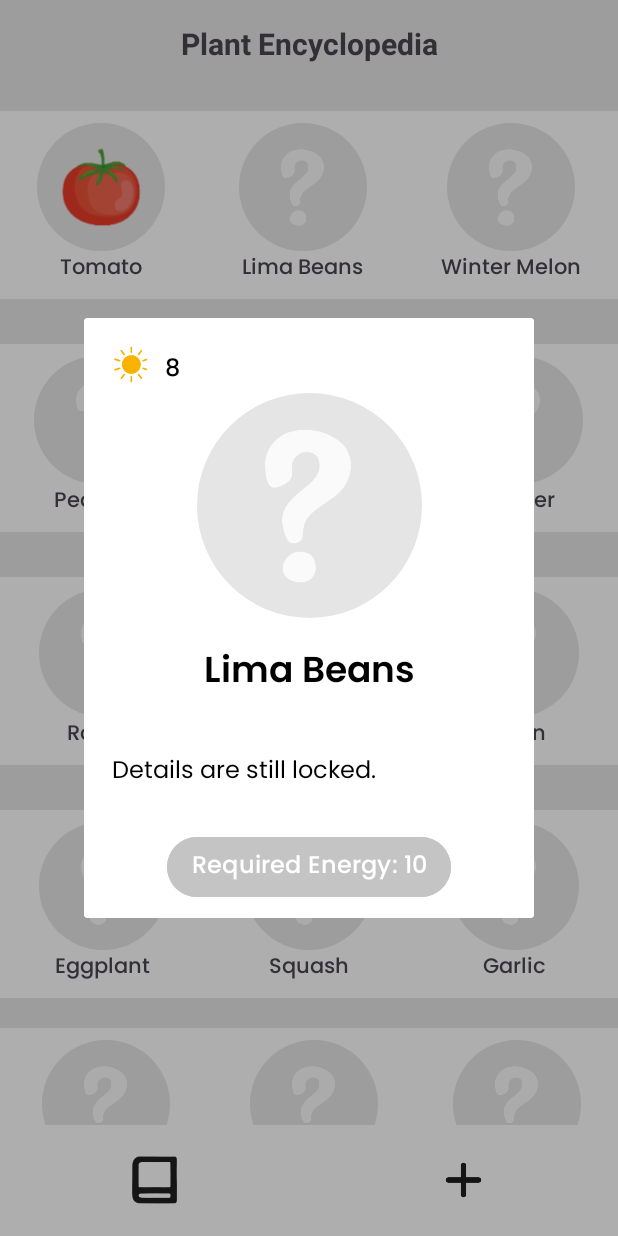
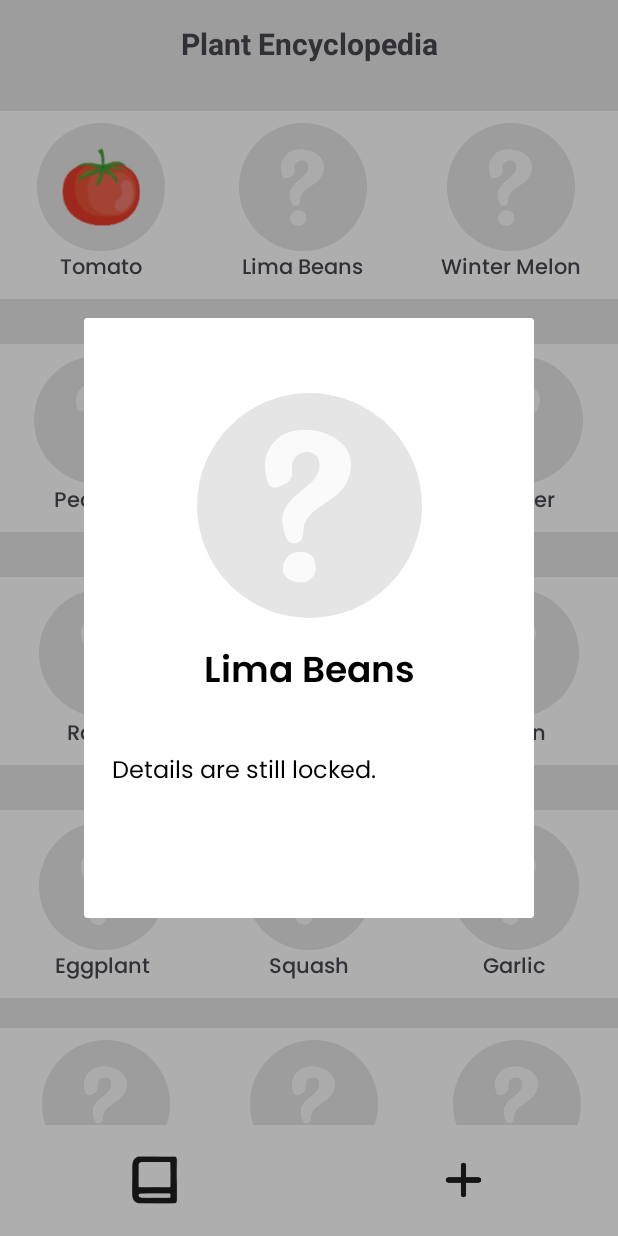
Before and after one commit to anoobis-bot/KuboQuest, an Android app: the PlantEncyclopedia screen opened directly, with no data from a screen before it, after a tap on "Lima Beans", on a phone screen of 412 x 824 dp. Run offline under Robolectric (Android 15) with nearby library versions, the phone set to English and light mode, and no system bars; 1 other tap on this screen came first.

Commit message:
change: removed energy

```diff
--- a/app/src/main/java/com/mobdeve/harvesters/kuboquest/PlantEncyclopedia.java
+++ b/app/src/main/java/com/mobdeve/harvesters/kuboquest/PlantEncyclopedia.java
@@ -219,8 +219,8 @@ public class PlantEncyclopedia extends AppCompatActivity {
         plantNameTextView.setText(plantName);  // Dynamically set the name
 
         // Set the required energy for unlocking the plant
-        TextView requiredEnergyButton = lockedPlantDetailsDialog.findViewById(R.id.required_energy_button);
-        requiredEnergyButton.setText("Required Energy: " + requiredEnergy);
+//        TextView requiredEnergyButton = lockedPlantDetailsDialog.findViewById(R.id.required_energy_button);
+//        requiredEnergyButton.setText("Required Energy: " + requiredEnergy);
 
 //        // Handle the close button click
 //        ImageView closeButton = lockedPlantDetailsDialog.findViewById(R.id.close_button);
--- a/app/src/main/java/com/mobdeve/harvesters/kuboquest/PlantEncyclopedia_RecyclerViewAdapter.java
+++ b/app/src/main/java/com/mobdeve/harvesters/kuboquest/PlantEncyclopedia_RecyclerViewAdapter.java
@@ -138,8 +138,8 @@ public class PlantEncyclopedia_RecyclerViewAdapter extends RecyclerView.Adapter<
             plantNameDialog.setText(plantName);  // Dynamically set the name
 
             // Set the required energy for unlocking the plant
-            TextView requiredEnergyButton = lockedPlantDetailsDialog.findViewById(R.id.required_energy_button);
-            requiredEnergyButton.setText("Required Energy: " + requiredEnergy);
+//            TextView requiredEnergyButton = lockedPlantDetailsDialog.findViewById(R.id.required_energy_button);
+//            requiredEnergyButton.setText("Required Energy: " + requiredEnergy);
 
             // Show the dialog
             lockedPlantDetailsDialog.show();
--- a/app/src/main/res/layout/activity_plant_locked.xml
+++ b/app/src/main/res/layout/activity_plant_locked.xml
@@ -32,26 +32,7 @@
             android:orientation="horizontal"
             app:layout_constraintStart_toStartOf="parent"
             app:layout_constraintTop_toTopOf="parent"
-            android:layout_margin="16dp">
-
-            <ImageView
-                android:id="@+id/sun_icon"
-                android:layout_width="30dp"
-                android:layout_height="30dp"
-                android:contentDescription="Sun Icon"
-                android:src="@drawable/ic_sun" />
-
-            <TextView
-                android:id="@+id/sun_energy_text"
-                android:layout_width="wrap_content"
-                android:layout_height="wrap_content"
-                android:layout_marginStart="8dp"
-                android:fontFamily="@font/poppins_medium"
-                android:text="8"
-                android:paddingTop="5dp"
-                android:textColor="@android:color/black"
-                android:textSize="16sp" />
-        </LinearLayout>
+            android:layout_margin="16dp"/>
 
         <FrameLayout
             android:id="@+id/image_frame"
@@ -109,22 +90,6 @@
             app:layout_constraintTop_toBottomOf="@id/plant_name" />
 
         <!-- Required Energy Button -->
-        <Button
-            android:id="@+id/required_energy_button"
-            android:layout_width="wrap_content"
-            android:layout_height="wrap_content"
-            android:layout_marginTop="16dp"
-            android:backgroundTint="#C4C4C4"
-            android:text="Required Energy: 10"
-            android:textColor="@android:color/white"
-            android:paddingStart="16dp"
-            android:paddingEnd="16dp"
-            android:textSize="16sp"
-            android:fontFamily="@font/poppins_medium"
-            app:layout_constraintTop_toBottomOf="@id/plant_description"
-            app:layout_constraintStart_toStartOf="parent"
-            app:layout_constraintEnd_toEndOf="parent"
-            app:layout_constraintBottom_toBottomOf="parent" />
 
     </androidx.constraintlayout.widget.ConstraintLayout>
 
```
Also changed, not shown: app/src/main/res/layout/activity_task_list.xml (+0 -25 lines).
